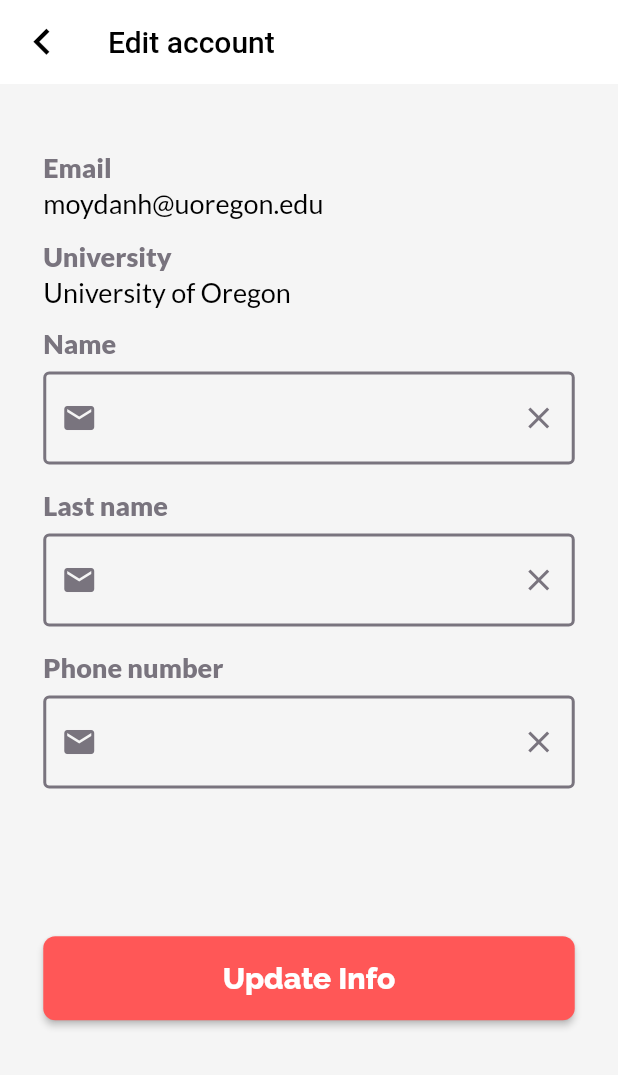
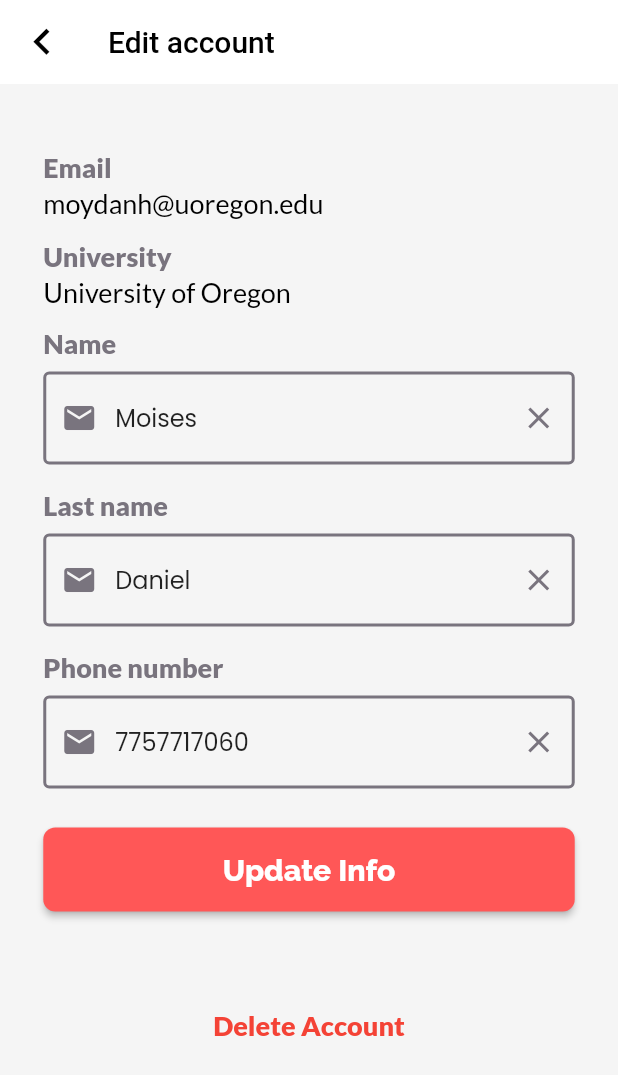
Before and after one commit to SafeGuide-Inc/SafeGuide, a Flutter app: the UserAccount screen opened by its route, on a phone screen of 412 x 824 dp. Shown: the top 1075 px of the screen. Run offline on Flutter 3.47's test engine with Material 2 defaults, Android fonts, the phone set to English and light mode, and no system bars; our stand-ins replace flutter_dotenv, flutter_secure_storage, fluttertoast, font_awesome_flutter, geocoding, geolocator and 8 more; missing offline and left inert: flutter_phone_direct_caller; accounts and stored records are empty.

Commit message:
Added Fake Remove Account Function

```diff
--- a/app/lib/screens/profile/account.dart
+++ b/app/lib/screens/profile/account.dart
@@ -1,8 +1,7 @@
+import 'package:flutter/cupertino.dart';
 import 'package:flutter/material.dart';
 import 'package:flutter/services.dart';
 import 'package:google_fonts/google_fonts.dart';
-import 'package:responsive_grid/responsive_grid.dart';
-import 'package:lottie/lottie.dart';
 import 'package:sizer/sizer.dart';
 
 import '../../components/buttons.dart';
@@ -50,35 +49,8 @@ class _UserAccountState extends State<UserAccount> {
           ),
         ),
         backgroundColor: const Color(0xffF5F5F5),
-        body: SafeArea(
-            child: ResponsiveGridRow(children: [
-          ResponsiveGridCol(
-            xs: 12,
-            sm: 12,
-            md: 6,
-            child: LimitedBox(
-                maxHeight: double.infinity,
-                maxWidth: double.infinity,
-                child: UserAccountContainer(userId: userId, email: email)),
-          ),
-          ResponsiveGridCol(
-              xs: 0,
-              sm: 0,
-              md: 6,
-              child: Visibility(
-                visible: MediaQuery.of(context).size.width > 600,
-                child: LimitedBox(
-                    maxHeight: double.infinity,
-                    maxWidth: double.infinity,
-                    child: Container(
-                      margin: EdgeInsets.only(top: 15.h),
-                      child: Center(
-                        child: Lottie.network(
-                            'https://assets5.lottiefiles.com/private_files/lf30_p5tali1o.json'),
-                      ),
-                    )),
-              ))
-        ])));
+        body: SingleChildScrollView(
+            child: UserAccountContainer(userId: userId, email: email)));
   }
 }
 
@@ -97,6 +69,43 @@ class UserAccountContainer extends StatefulWidget {
 }
 
 class _UserAccountContainerState extends State<UserAccountContainer> {
+  TextEditingController nameController = TextEditingController(text: "Moises");
+  TextEditingController lastNameController =
+      TextEditingController(text: "Daniel");
+  TextEditingController phoneNumberController =
+      TextEditingController(text: "7757717060");
+
+  void _showDeleteConfirmationDialog(BuildContext context) {
+    showCupertinoDialog(
+      context: context,
+      builder: (BuildContext context) {
+        return CupertinoAlertDialog(
+          title: const Text('Delete Account'),
+          content: const Text(
+              'Are you sure you want to delete your account? This action cannot be undone.'),
+          actions: <Widget>[
+            CupertinoDialogAction(
+              child: const Text('Cancel'),
+              onPressed: () {
+                HapticFeedback.mediumImpact();
+                Navigator.of(context).pop();
+              },
+            ),
+            CupertinoDialogAction(
+              isDestructiveAction: true,
+              onPressed: () {
+                HapticFeedback.mediumImpact();
+                Navigator.of(context).pop();
+                Navigator.pushNamed(context, '/closeSession');
+              },
+              child: const Text('Delete'),
+            ),
+          ],
+        );
+      },
+    );
+  }
+
   @override
   Widget build(BuildContext context) {
     return Container(
@@ -153,16 +162,31 @@ class _UserAccountContainerState extends State<UserAccountContainer> {
                       fontSize: 18,
                       fontWeight: FontWeight.w400,
                       color: Colors.black))),
-          const SafeGuideInputs.TextInput(label: 'Name'),
-          const SafeGuideInputs.TextInput(label: 'Last name'),
-          const SafeGuideInputs.TextInput(label: 'Phone number'),
-          Container(
-            margin: EdgeInsets.only(top: 10.h),
-            child: Button(
-                isLoading: false,
-                title: 'Update Info',
-                onPressed: () => Navigator.pop(context)),
-          )
+          SafeGuideInputs.TextInput(label: 'Name', controller: nameController),
+          SafeGuideInputs.TextInput(
+              label: 'Last name', controller: lastNameController),
+          SafeGuideInputs.TextInput(
+              label: 'Phone number', controller: phoneNumberController),
+          const SizedBox(
+            height: 10,
+          ),
+          Button(
+              isLoading: false,
+              title: 'Update Info',
+              onPressed: () => Navigator.pop(context)),
+          const SizedBox(
+            height: 65,
+          ),
+          GestureDetector(
+              onTap: () {
+                HapticFeedback.mediumImpact();
+                _showDeleteConfirmationDialog(context);
+              },
+              child: Text('Delete Account',
+                  style: GoogleFonts.lato(
+                      fontSize: 18,
+                      color: Colors.red,
+                      fontWeight: FontWeight.w900)))
         ],
       ),
     );
```
